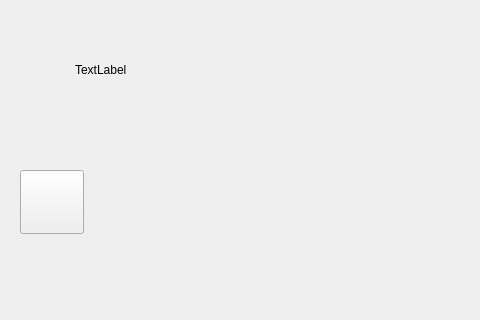
First picture: the form in GUITesting/mainwindow.ui, repository Emu-gators/emugators2.0, before the edit; both pictures show x 0 to 480 and y 430 to 750 of the 1200 by 750 pixel window.
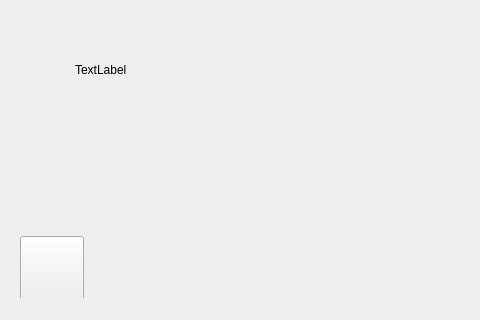
Second picture: the form after the edit.

Commit message: Testing the help button

Patch:
```diff
--- a/GUITesting/mainwindow.ui
+++ b/GUITesting/mainwindow.ui
@@ -70,7 +70,7 @@
     <property name="geometry">
      <rect>
       <x>20</x>
-      <y>600</y>
+      <y>666</y>
       <width>64</width>
       <height>64</height>
      </rect>
```
The commit also changes 2 other files.
